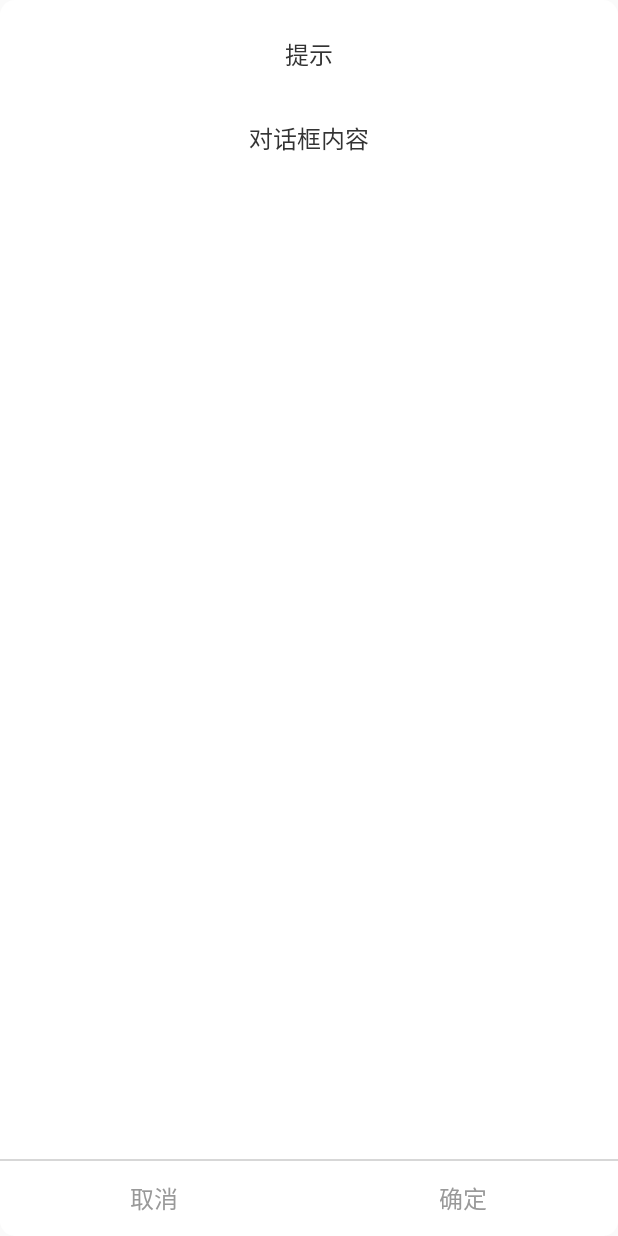
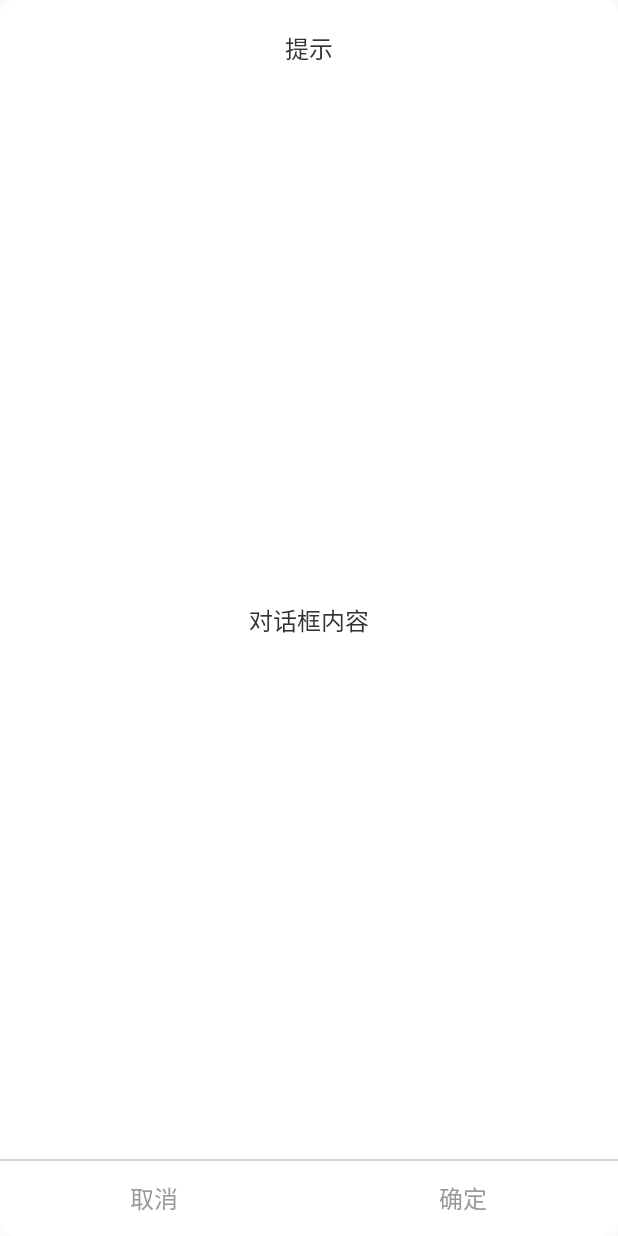
Before and after one commit to cjw363/SystemUpdate, an Android app: the layout layout_dialog_common.xml on its own in the app's theme, with its tools: preview values and no code run, on a phone screen of 412 x 824 dp. Run offline under Robolectric (Android 15) with nearby library versions, the phone set to English and light mode, and no system bars.

Commit message:
网络出错弹出对话框

```diff
--- a/app/src/main/java/tecsun/cjw/systemupdate/been/DownloadInfo.java
+++ b/app/src/main/java/tecsun/cjw/systemupdate/been/DownloadInfo.java
@@ -3,6 +3,9 @@ package tecsun.cjw.systemupdate.been;
 import java.io.File;
 import java.io.Serializable;
 
+/**
+ * 使用前，需要传入contentLength，url，filePath，name
+ */
 public class DownloadInfo implements Serializable {
 	public Long contentLength;// 文件大小
 	public String url;// 下载链接
@@ -10,6 +13,7 @@ public class DownloadInfo implements Serializable {
 	public String name;//文件名
 	public long currentPos;// 当前下载位置progress
 	public int currentState;// 当前下载状态
+	public String message;//下载状态的提示信息
 
 	public float getProgress() {//获取下载进度0-1
 		if (contentLength == 0) {
--- a/app/src/main/java/tecsun/cjw/systemupdate/view/BaseCustomDialog.java
+++ b/app/src/main/java/tecsun/cjw/systemupdate/view/BaseCustomDialog.java
@@ -39,6 +39,11 @@ public class BaseCustomDialog extends Dialog {
 		this.cancelTouchOut = builder.cancelTouchOut;
 		this.backCancelable = builder.backCancelable;
 		this.view = builder.view;
+	}
+
+	public void showDialog() {
+		if (this.isShowing()) dismiss();
+		this.show();
 	}
 
 	@Override
--- a/app/src/main/res/layout/layout_dialog_common.xml
+++ b/app/src/main/res/layout/layout_dialog_common.xml
@@ -8,24 +8,26 @@
 		android:id="@+id/title"
 		style="@style/tv_normal"
 		android:layout_centerHorizontal="true"
-		android:layout_marginTop="12dp"
-		android:padding="12dp"
+		android:layout_marginTop="10dp"
+		android:padding="10dp"
 		android:text="提示"
 		/>
 
 	<TextView
 		android:id="@+id/content"
 		android:layout_width="match_parent"
+		android:layout_height="match_parent"
 		android:gravity="center"
 		style="@style/tv_normal"
 		android:layout_below="@id/title"
-		android:layout_centerHorizontal="true"
-		android:maxLines="4"
-		android:layout_margin="20dp"
+		android:layout_above="@id/bottom"
+		android:layout_centerInParent="true"
+		android:maxLines="3"
 		android:text="对话框内容"
 		/>
 
 	<LinearLayout
+		android:id="@+id/bottom"
 		android:layout_width="match_parent"
 		android:layout_height="wrap_content"
 		android:layout_alignParentBottom="true"
```
Also changed, not shown: app/src/main/java/tecsun/cjw/systemupdate/MainActivity.java (+9 -0 lines), app/src/main/java/tecsun/cjw/systemupdate/SystemUpdateService.java (+16 -8 lines), app/src/main/java/tecsun/cjw/systemupdate/http/download/DownloadManager.java (+16 -7 lines).
